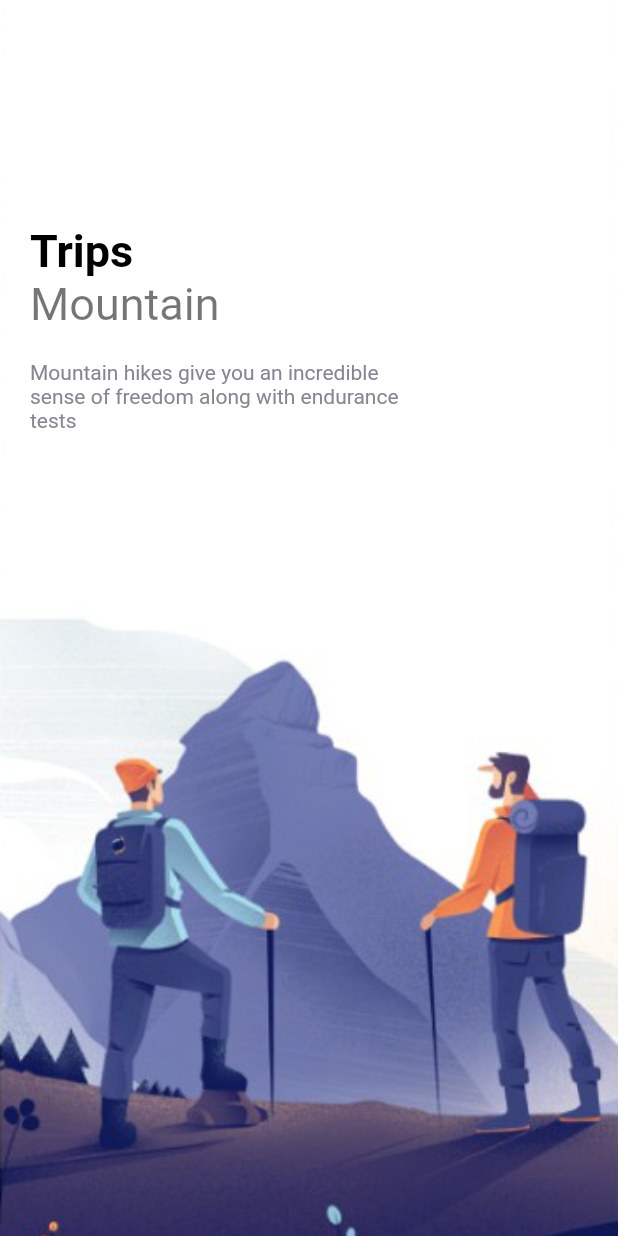
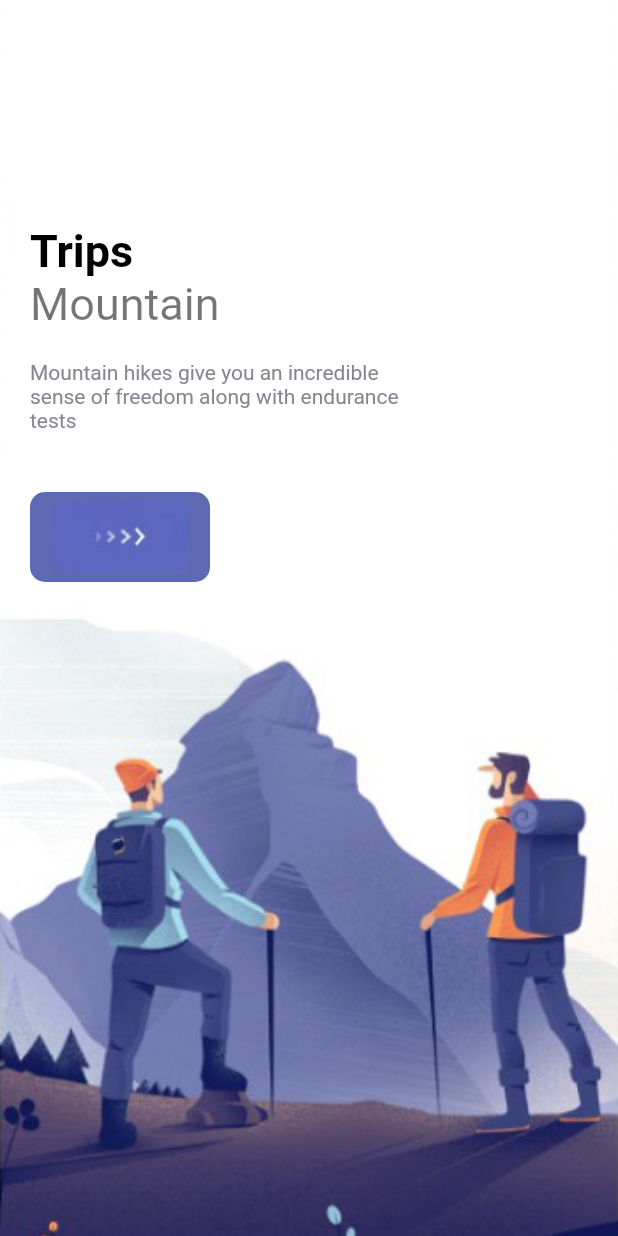
Before and after one commit to sEmoto0808/Flutter-Cubit-Tutorial, a Flutter app: the screen it shows after launch, on a phone screen of 412 x 824 dp. Run offline on Flutter 3.47's test engine with Material 2 defaults, Android fonts, the phone set to English and light mode, and no system bars.

Commit message:
Customボタンを表示

```diff
--- a/cubit_tutorial/lib/pages/welcome_page.dart
+++ b/cubit_tutorial/lib/pages/welcome_page.dart
@@ -1,6 +1,7 @@
 import 'package:cubit_tutorial/theme/colors.dart';
 import 'package:cubit_tutorial/widgets/app_large_text.dart';
 import 'package:cubit_tutorial/widgets/app_text.dart';
+import 'package:cubit_tutorial/widgets/responsive_button.dart';
 import 'package:flutter/material.dart';
 
 class WelcomePage extends StatefulWidget {
@@ -40,7 +41,7 @@ class _WelcomePageState extends State<WelcomePage> {
                 children: [
                   Column(
                     crossAxisAlignment: CrossAxisAlignment.start,
-                    children: const [
+                    children: [
                       AppLargeText(text: 'Trips'),
                       AppText(
                         text: 'Mountain',
@@ -56,6 +57,8 @@ class _WelcomePageState extends State<WelcomePage> {
                           size: 14,
                         ),
                       ),
+                      SizedBox(height: 40,),
+                      ResponsiveButton(width: 120,),
                     ],
                   ),
                 ],
--- /dev/null
+++ b/cubit_tutorial/lib/widgets/responsive_button.dart
@@ -0,0 +1,31 @@
+import 'package:cubit_tutorial/theme/colors.dart';
+import 'package:flutter/material.dart';
+
+class ResponsiveButton extends StatelessWidget {
+  bool? isResponsive;
+  double? width;
+
+  ResponsiveButton({
+    Key? key,
+    this.width,
+    this.isResponsive = false,
+  }) : super(key: key);
+
+  @override
+  Widget build(BuildContext context) {
+    return Container(
+      width: width,
+      height: 60,
+      decoration: BoxDecoration(
+        borderRadius: BorderRadius.circular(10),
+        color: AppColors.mainColor,
+      ),
+      child: Row(
+        mainAxisAlignment: MainAxisAlignment.center,
+        children: [
+          Image.asset('assets/images/button-one.png'),
+        ],
+      ),
+    );
+  }
+}
```
